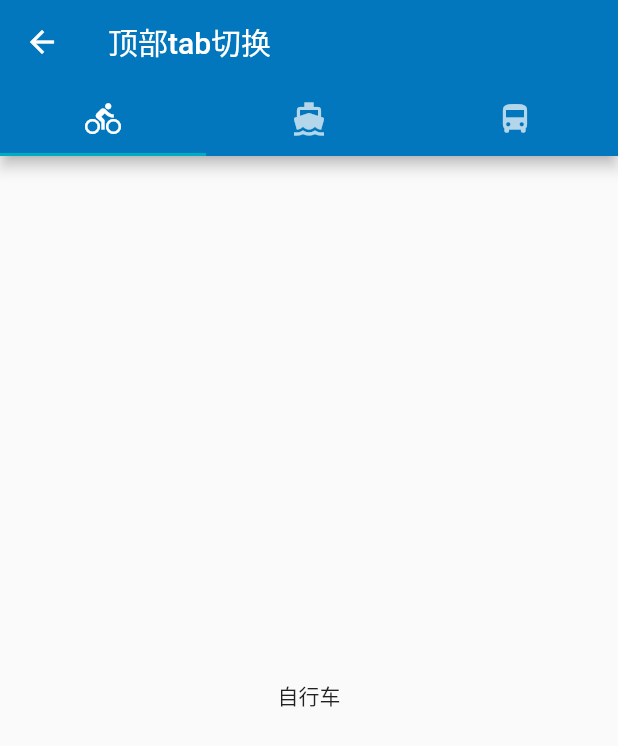
After one commit to chinabrant/flutter_study, a Flutter app: the TabBarDemo screen opened by its route, on a phone screen of 412 x 824 dp. The commit adds this screen. Shown: the top 746 px of the screen. Run offline on Flutter 3.47's test engine with Material 2 defaults, Android fonts, the phone set to English and light mode, and no system bars.

Commit message:
添加顶部和底部导航

```diff
--- a/lib/main.dart
+++ b/lib/main.dart
@@ -9,6 +9,8 @@ import './load_more/load_more_demo.dart';
 import './list/list_view_demo.dart';
 import './theme/theme_demo.dart';
 import './snackbar/snackbar_demo.dart';
+import './tabcontroller/tab_controller_demo.dart';
+import './tabcontroller/tab_bottom_demo.dart';
 
 void main() => runApp(new MyApp());
 
@@ -34,6 +36,8 @@ class MyApp extends StatelessWidget {
         '/list/index': (_) => new ListViewPage(),
         '/theme/index': (_) => new ThemeDemo(),
         '/snackbar/index': (_) => new SnackBarPage(),
+        '/tabbar/index': (_) => new TabBarDemo(),
+        '/tabbar/bottom': (_) => new BottomTabBarPage(),
       },
     );
   }
@@ -58,13 +62,16 @@ class _MyHomePageState extends State<MyHomePage> {
   @override
   void initState() {
     super.initState();
-    list.add({"title": '下拉刷新', 'type': 'pullToRefresh'});
-    list.add({"title": '路由导航', 'type': 'router'});
-    list.add({"title": 'TextStyle', 'type': 'ts', 'router': '/text/style'});
-    list.add({"title": '上拉加载更多', 'type': 'lm', 'router': '/load/more'});
-    list.add({"title": 'ListView', 'type': 'list', 'router': '/list/index'});
-    list.add({"title": '使用主题', 'type': 'theme', 'router': '/theme/index'});
-    list.add({"title": 'SnackBar', 'type': 'snackbar', 'router': '/snackbar/index'});
+    list.add({"title": '下拉刷新',      'type': 'pullToRefresh'});
+    list.add({"title": '路由导航',      'type': 'router'});
+    list.add({"title": 'TextStyle',    'type': 'ts',        'router': '/text/style'});
+    list.add({"title": '上拉加载更多',    'type': 'lm',       'router': '/load/more'});
+    list.add({"title": 'ListView',      'type': 'list',     'router': '/list/index'});
+    list.add({"title": '使用主题',        'type': 'theme',    'router': '/theme/index'});
+    list.add({"title": 'SnackBar',      'type': 'snackbar', 'router': '/snackbar/index'});
+    list.add({"title": '顶部tab切换',     'type': 'tabbar',   'router': '/tabbar/index'});
+    list.add({"title": '底部tab切换',     'type': 'tabbarb', 'router': '/tabbar/bottom'});
+
   }
 
   @override
--- /dev/null
+++ b/lib/tabcontroller/tab_controller_demo.dart
@@ -0,0 +1,83 @@
+import 'package:flutter/material.dart';
+
+class TabBarDemo extends StatefulWidget {
+  @override
+  State<StatefulWidget> createState() {
+    return new TabBarDemoState();
+  }
+}
+
+class TabBarDemoState extends State<TabBarDemo>
+    with SingleTickerProviderStateMixin {
+  TabController _tabController;
+
+  @override
+  void dispose() {
+    _tabController.dispose();
+    super.dispose();
+  }
+
+  void initState() {
+    super.initState();
+    _tabController = new TabController(vsync: this, length: 3);
+  }
+
+  @override
+  Widget build(BuildContext context) {
+    return new Scaffold(
+      appBar: new AppBar(
+        title: new Text('顶部tab切换'),
+        bottom: new TabBar(
+          tabs: <Widget>[
+            new Tab(
+              icon: new Icon(Icons.directions_bike),
+            ),
+            new Tab(
+              icon: new Icon(Icons.directions_boat),
+            ),
+            new Tab(
+              icon: new Icon(Icons.directions_bus),
+            ),
+          ],
+          controller: _tabController,
+        ),
+      ),
+      body: new TabBarView(
+        controller: _tabController,
+        children: <Widget>[
+          new Center(child: new Text('自行车')),
+          new Center(child: new Text('船')),
+          new Center(child: new Text('巴士')),
+        ],
+      ),
+    );
+  }
+
+  // @override
+  // Widget build(BuildContext context) {
+  //   return new DefaultTabController(
+  //     length: 3,
+  //     child: new Scaffold(
+  //       appBar: new AppBar(
+  //         title: new Text('顶部tab切换'),
+  //         bottom: new TabBar(
+  //           tabs: <Widget>[
+  //             new Tab(icon: new Icon(Icons.directions_bike),),
+  //             new Tab(icon: new Icon(Icons.directions_boat),),
+  //             new Tab(icon: new Icon(Icons.directions_bus),),
+  //           ],
+  //           controller: _tabController,
+  //         ),
+  //       ),
+  //       body: new TabBarView(
+  //         children: <Widget>[
+  //           new Center(child: new Text('自行车')),
+  //           new Center(child: new Text('船')),
+  //           new Center(child: new Text('巴士')),
+  //         ],
+  //       ),
+  //     ),
+  //   );
+  // }
+
+}
```
Also changed, not shown: lib/tabcontroller/tab_bottom_demo.dart (added, +75 -0 lines), pubspec.lock, 5 other files.
